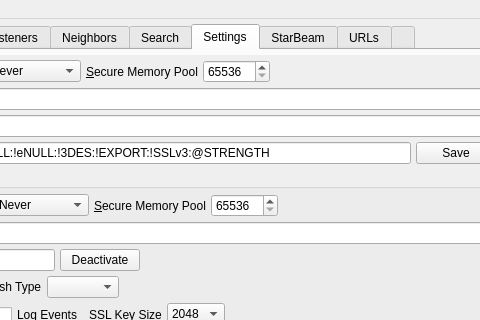
Before: the Qt Designer form branches/trunk/UI/controlcenter.ui in textbrowser/spot-on, drawn with Qt 5; both pictures show x 188 to 668 and y 0 to 320 of the 800 by 600 pixel window.
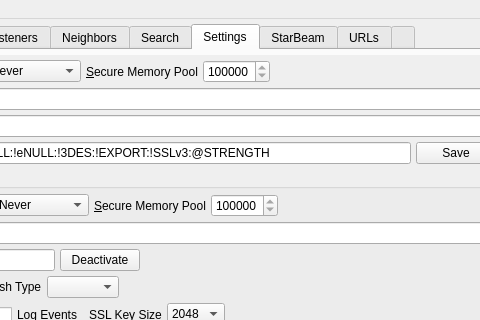
After: the same form once the commit is applied. The open tabs and pages were chosen to show the change. Icons and pictures are not drawn. Custom widgets are drawn as their Qt base class.

What changed in the file:
```diff
--- a/branches/trunk/UI/controlcenter.ui
+++ b/branches/trunk/UI/controlcenter.ui
@@ -4889,8 +4889,8 @@
             <rect>
              <x>0</x>
              <y>0</y>
-             <width>711</width>
-             <height>1081</height>
+             <width>769</width>
+             <height>1039</height>
             </rect>
            </property>
            <layout class="QVBoxLayout" name="verticalLayout_35">
@@ -4953,11 +4953,14 @@
               <item>
                <widget class="QSpinBox" name="guiSecureMemoryPool">
                 <property name="minimum">
-                 <number>65536</number>
+                 <number>262144</number>
                 </property>
                 <property name="maximum">
                  <number>999999999</number>
                 </property>
+                <property name="value">
+                 <number>262144</number>
+                </property>
                </widget>
               </item>
               <item>
@@ -5140,11 +5143,14 @@
                    <item>
                     <widget class="QSpinBox" name="kernelSecureMemoryPool">
                      <property name="minimum">
-                      <number>65536</number>
+                      <number>262144</number>
                      </property>
                      <property name="maximum">
                       <number>999999999</number>
                      </property>
+                     <property name="value">
+                      <number>262144</number>
+                     </property>
                     </widget>
                    </item>
                    <item>
```
Left out of the diff: 42 changed lines with no effect on the pictures.
